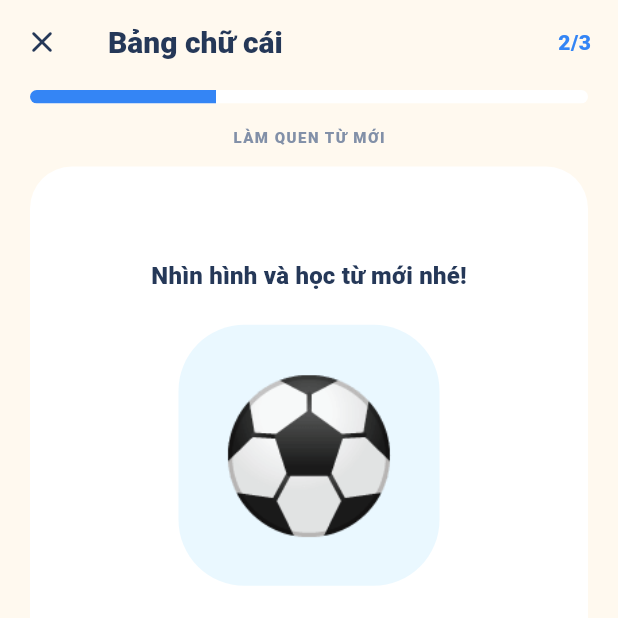
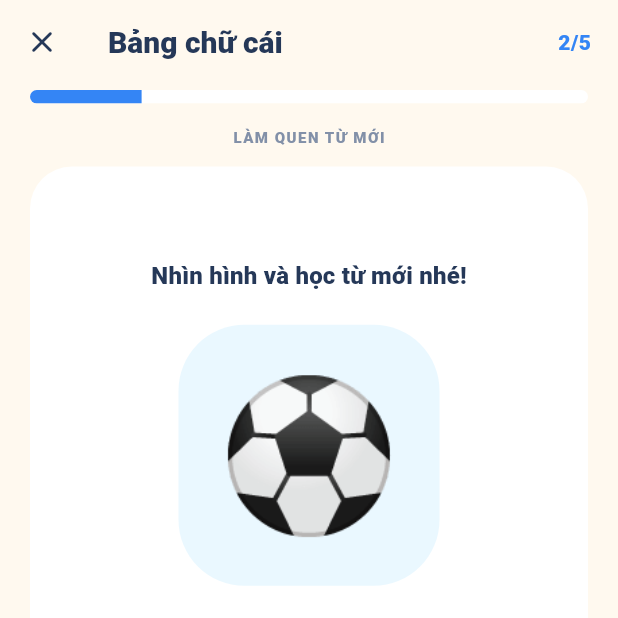
Before and after one commit to phuonglecva/mobile-repo-test, a Flutter app: the LessonScreen screen opened directly with sample values from the repository, after a tap on "Từ tiếp theo", on a phone screen of 412 x 824 dp, the top half of it. Run offline on Flutter 3.47's test engine with Material 3 defaults, Android fonts, the phone set to English and light mode, and no system bars; our stand-ins replace flutter_tts, shared_preferences; accounts and stored records are empty.

Commit message:
feat: expand beginner vocabulary and add journey tests

```diff
--- a/lib/data/lesson_data.dart
+++ b/lib/data/lesson_data.dart
@@ -42,7 +42,7 @@ const List<LessonTopic> lessonTopics = [
   LessonTopic(
     id: 'alphabet',
     title: 'Bảng chữ cái',
-    subtitle: 'A, B, C thật vui',
+    subtitle: 'A đến E thật vui',
     emoji: '🔤',
     color: AppColors.blue,
     softColor: AppColors.paleBlue,
@@ -50,12 +50,14 @@ const List<LessonTopic> lessonTopics = [
       VocabularyWord(word: 'Apple', meaning: 'Quả táo', emoji: '🍎', example: 'A is for apple.'),
       VocabularyWord(word: 'Ball', meaning: 'Quả bóng', emoji: '⚽', example: 'This is a ball.'),
       VocabularyWord(word: 'Cat', meaning: 'Con mèo', emoji: '🐱', example: 'C is for cat.'),
+      VocabularyWord(word: 'Dog', meaning: 'Con chó', emoji: '🐶', example: 'D is for dog.'),
+      VocabularyWord(word: 'Egg', meaning: 'Quả trứng', emoji: '🥚', example: 'I like eggs.'),
     ],
   ),
   LessonTopic(
     id: 'numbers',
     title: 'Số đếm',
-    subtitle: 'Đếm từ 1 đến 10',
+    subtitle: 'Đếm từ 1 đến 5',
     emoji: '🔢',
     color: AppColors.orange,
     softColor: AppColors.paleYellow,
@@ -63,6 +65,8 @@ const List<LessonTopic> lessonTopics = [
       VocabularyWord(word: 'One', meaning: 'Số một', emoji: '1️⃣', example: 'I have one ball.'),
       VocabularyWord(word: 'Two', meaning: 'Số hai', emoji: '2️⃣', example: 'I see two birds.'),
       VocabularyWord(word: 'Three', meaning: 'Số ba', emoji: '3️⃣', example: 'Three little cats.'),
+      VocabularyWord(word: 'Four', meaning: 'Số bốn', emoji: '4️⃣', example: 'I see four stars.'),
+      VocabularyWord(word: 'Five', meaning: 'Số năm', emoji: '5️⃣', example: 'Five little ducks.'),
     ],
   ),
   LessonTopic(
@@ -76,6 +80,8 @@ const List<LessonTopic> lessonTopics = [
       VocabularyWord(word: 'Red', meaning: 'Màu đỏ', emoji: '❤️', example: 'The apple is red.'),
       VocabularyWord(word: 'Blue', meaning: 'Màu xanh dương', emoji: '💙', example: 'The sky is blue.'),
       VocabularyWord(word: 'Yellow', meaning: 'Màu vàng', emoji: '💛', example: 'The sun is yellow.'),
+      VocabularyWord(word: 'Green', meaning: 'Màu xanh lá', emoji: '💚', example: 'The leaf is green.'),
+      VocabularyWord(word: 'Pink', meaning: 'Màu hồng', emoji: '🩷', example: 'The flower is pink.'),
     ],
   ),
   LessonTopic(
@@ -104,6 +110,8 @@ const List<LessonTopic> lessonTopics = [
       VocabularyWord(word: 'Mother', meaning: 'Mẹ', emoji: '👩', example: 'This is my mother.'),
       VocabularyWord(word: 'Father', meaning: 'Bố', emoji: '👨', example: 'This is my father.'),
       VocabularyWord(word: 'Baby', meaning: 'Em bé', emoji: '👶', example: 'The baby is happy.'),
+      VocabularyWord(word: 'Sister', meaning: 'Chị / em gái', emoji: '👧', example: 'I love my sister.'),
+      VocabularyWord(word: 'Brother', meaning: 'Anh / em trai', emoji: '👦', example: 'He is my brother.'),
     ],
   ),
   LessonTopic(
@@ -117,6 +125,8 @@ const List<LessonTopic> lessonTopics = [
       VocabularyWord(word: 'Milk', meaning: 'Sữa', emoji: '🥛', example: 'I like milk.'),
       VocabularyWord(word: 'Bread', meaning: 'Bánh mì', emoji: '🍞', example: 'I eat bread.'),
       VocabularyWord(word: 'Banana', meaning: 'Quả chuối', emoji: '🍌', example: 'A yellow banana.'),
+      VocabularyWord(word: 'Apple', meaning: 'Quả táo', emoji: '🍎', example: 'I eat an apple.'),
+      VocabularyWord(word: 'Rice', meaning: 'Cơm / gạo', emoji: '🍚', example: 'Rice is yummy.'),
     ],
   ),
 ];
```
